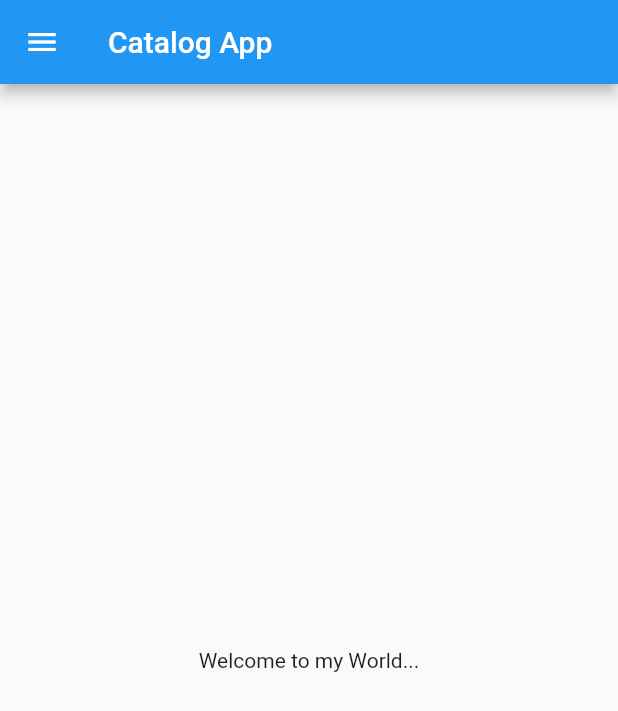
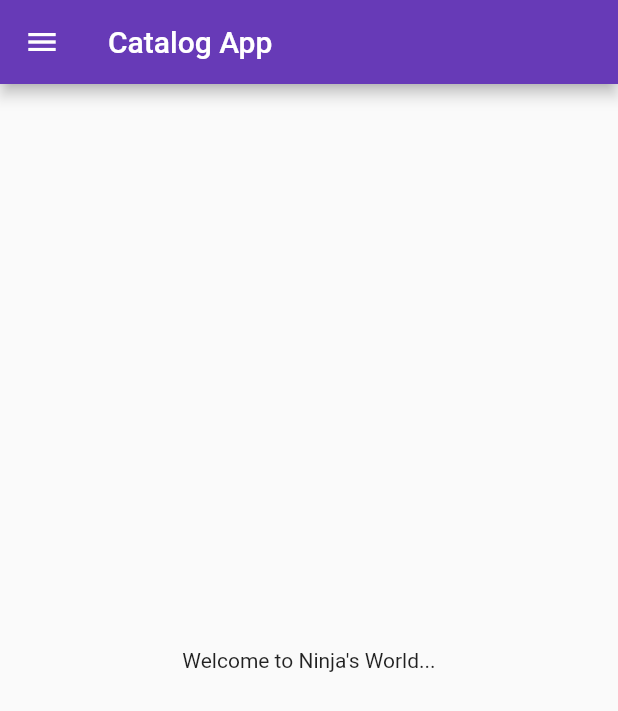
Before and after one commit to niNja2910/UberAmbulance, a Flutter app: the screen it shows after launch, on a phone screen of 412 x 824 dp. Shown: the top 711 px of the screen. Run offline on Flutter 3.47's test engine with Material 2 defaults, Android fonts, the light colour scheme and no system bars.

Commit message:
Day 3 done

```diff
--- a/lib/main.dart
+++ b/lib/main.dart
@@ -1,5 +1,6 @@
 import 'package:flutter/material.dart';
-import 'package:flutter_application_1/home_page.dart';
+import 'package:flutter_application_1/pages/home_page.dart';
+import 'package:flutter_application_1/pages/login_page.dart';
 
 void main() {
   runApp(MyApp());
@@ -11,7 +12,16 @@ class MyApp extends StatelessWidget {
   @override
   Widget build(BuildContext context) {
     return MaterialApp(
-        home: Homepage()
-        );
+      themeMode: ThemeMode.light,
+      theme: ThemeData(primarySwatch: Colors.deepPurple),
+      darkTheme:
+          ThemeData(brightness: Brightness.light, primarySwatch: Colors.cyan),
+      initialRoute: "/home",
+      routes: {
+        "/": (context) => LoginPage(),
+        "/home": (context) => Homepage(),
+        "/login": (context) => LoginPage(),
+      },
+    );
   }
 }
--- a/lib/home_page.dart
+++ b/lib/pages/home_page.dart
@@ -2,19 +2,16 @@ import 'package:flutter/material.dart';
 
 class Homepage extends StatelessWidget {
   const Homepage({super.key});
+  final String owner = "Ninja's";
 
   @override
   Widget build(BuildContext context) {
     return Scaffold(
-      appBar:AppBar(
-        title: Text("Catalog App")
+      appBar: AppBar(title: Text("Catalog App")),
+      body: Center(
+        child: Container(child: Text("Welcome to $owner World...")),
       ),
-      body: Center(
-        child: Container(
-          child: Text("Welcome to my World...")
-          ),
-        ),
-        drawer: Drawer(),
-      );
+      drawer: Drawer(),
+    );
   }
 }
```
Also changed, not shown: lib/pages/login_page.dart (added, +19 -0 lines), 1 other file.
